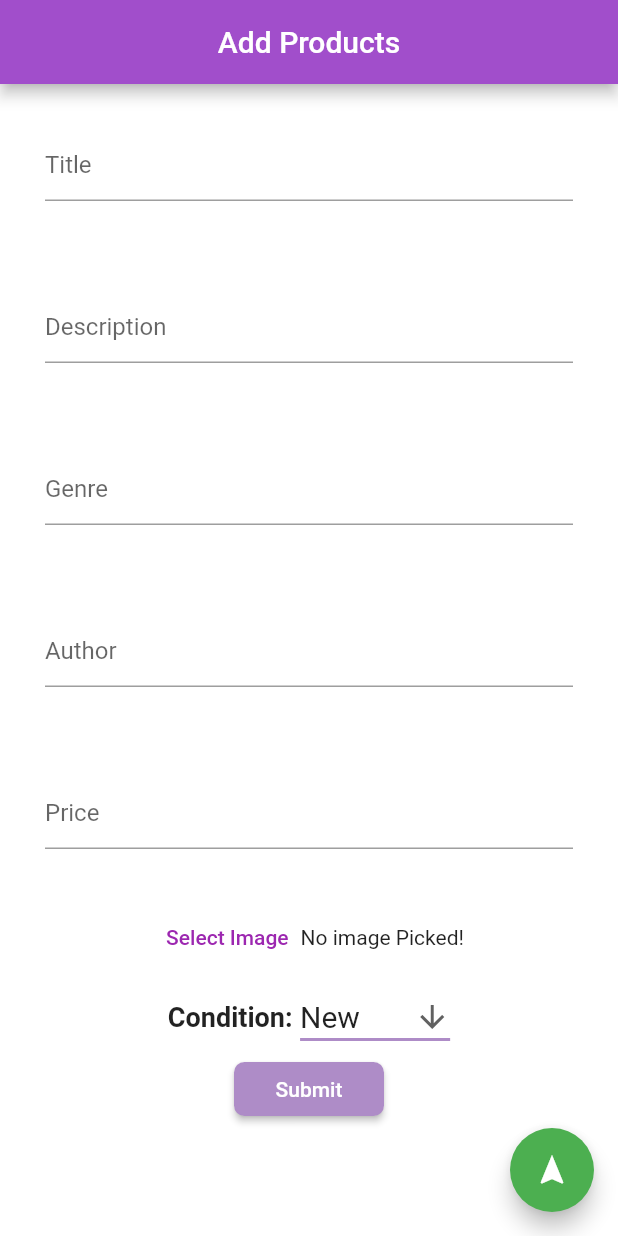
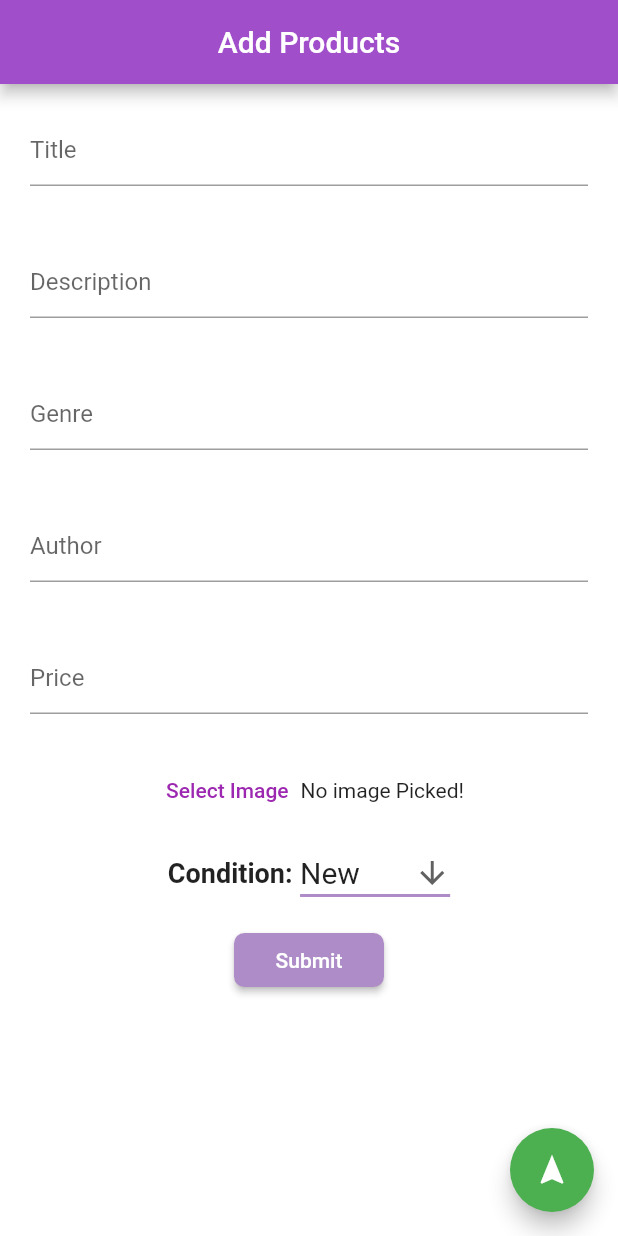
Before and after one commit to SKD024/FYP, a Flutter app: the AddProduct screen opened directly, on a phone screen of 412 x 824 dp. Run offline on Flutter 3.47's test engine with Material 2 defaults, Android fonts, the phone set to English and light mode, and no system bars; our stand-ins replace cloud_firestore, curved_navigation_bar, file_picker, firebase_auth, firebase_core; missing offline and left inert: back_button_interceptor; accounts and stored records are empty.

Commit message:
textfield updtae

```diff
--- a/lib/present/screens/Add product/addproduct.dart
+++ b/lib/present/screens/Add product/addproduct.dart
@@ -89,7 +89,7 @@ class _AddProductState extends State<AddProduct> {
           child: Column(
             children: [
               Padding(
-                padding: const EdgeInsets.all(30.0),
+                padding: const EdgeInsets.all(20.0),
                 child: TextFormField(
                   controller: AddProduct.title,
                   decoration: const InputDecoration(hintText: 'Title'),
@@ -97,15 +97,15 @@ class _AddProductState extends State<AddProduct> {
                 ),
               ),
               Padding(
-                padding: const EdgeInsets.all(30.0),
+                padding: const EdgeInsets.all(20.0),
                 child: TextFormField(
                   controller: AddProduct.description,
                   decoration: const InputDecoration(hintText: 'Description'),
-                  textInputAction: TextInputAction.done,
+                  textInputAction: TextInputAction.next,
                 ),
               ),
               Padding(
-                padding: const EdgeInsets.all(30.0),
+                padding: const EdgeInsets.all(20.0),
                 child: TextFormField(
                   controller: AddProduct.genre,
                   decoration: const InputDecoration(hintText: 'Genre'),
@@ -113,7 +113,7 @@ class _AddProductState extends State<AddProduct> {
                 ),
               ),
               Padding(
-                padding: const EdgeInsets.all(30.0),
+                padding: const EdgeInsets.all(20.0),
                 child: TextFormField(
                   controller: AddProduct.author,
                   decoration: const InputDecoration(hintText: 'Author'),
@@ -121,15 +121,15 @@ class _AddProductState extends State<AddProduct> {
                 ),
               ),
               Padding(
-                padding: const EdgeInsets.all(30.0),
+                padding: const EdgeInsets.all(20.0),
                 child: TextFormField(
                   controller: AddProduct.price,
                   decoration: const InputDecoration(hintText: 'Price'),
-                  textInputAction: TextInputAction.next,
+                  textInputAction: TextInputAction.done,
                 ),
               ),
               Padding(
-                padding: const EdgeInsets.all(5.0),
+                padding: const EdgeInsets.all(7.0),
                 child: Row(
                   mainAxisAlignment: MainAxisAlignment.center,
                   children: [
@@ -176,6 +176,7 @@ class _AddProductState extends State<AddProduct> {
                   ),
                 ],
               ),
+              SizedBox(height: 10,),
               SizedBox(
                 width: 100,
                 child: ElevatedButton(
@@ -193,12 +194,6 @@ class _AddProductState extends State<AddProduct> {
                     ),
                     onPressed: () {
                      addProduct();
-
-                     //print(dropdownValue); // showDialog(
-                      //   context: context,
-                      //   builder: (BuildContext context) =>
-                      //       _buildPopupDialog(context),
-                      // );
                     },
                     child: const Text("Submit")),
               ),
--- a/lib/present/screens/signup/register.dart
+++ b/lib/present/screens/signup/register.dart
@@ -141,6 +141,7 @@ class _registerState extends State<register> {
                             fontWeight: FontWeight.bold,
                             fontSize: 22,
                           ),
+                          textInputAction: TextInputAction.next,
                           decoration: const InputDecoration(
                             border: InputBorder.none,
                             prefixIcon: Icon(
@@ -168,6 +169,7 @@ class _registerState extends State<register> {
                             fontWeight: FontWeight.bold,
                             fontSize: 22,
                           ),
+                          textInputAction: TextInputAction.next,
                           decoration: const InputDecoration(
                             border: InputBorder.none,
                             prefixIcon: Icon(
@@ -196,6 +198,7 @@ class _registerState extends State<register> {
                             fontWeight: FontWeight.bold,
                             fontSize: 22,
                           ),
+                          textInputAction: TextInputAction.next,
                           decoration: const InputDecoration(
                             border: InputBorder.none,
                             prefixIcon: Icon(
@@ -223,6 +226,7 @@ class _registerState extends State<register> {
                             fontWeight: FontWeight.bold,
                             fontSize: 22,
                           ),
+                          textInputAction: TextInputAction.next,
                           decoration: const InputDecoration(
                             border: InputBorder.none,
                             prefixIcon: Icon(
@@ -250,6 +254,7 @@ class _registerState extends State<register> {
                             fontWeight: FontWeight.bold,
                             fontSize: 22,
                           ),
+                          textInputAction: TextInputAction.done,
                           decoration: const InputDecoration(
                             border: InputBorder.none,
                             prefixIcon: Icon(
```
